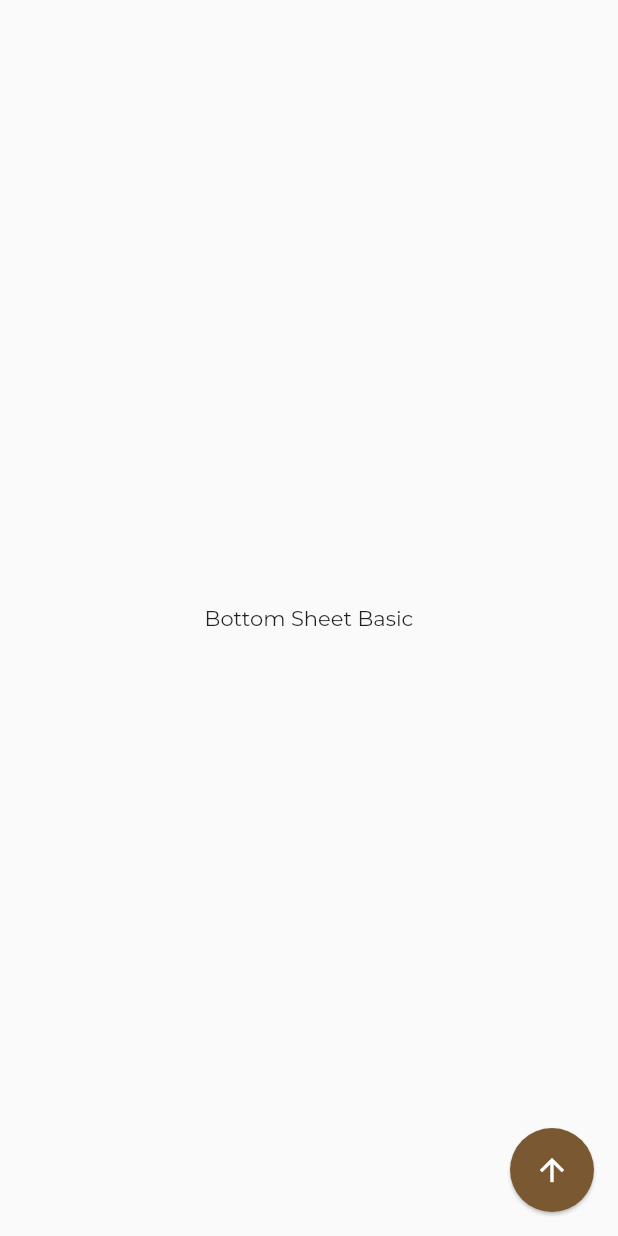
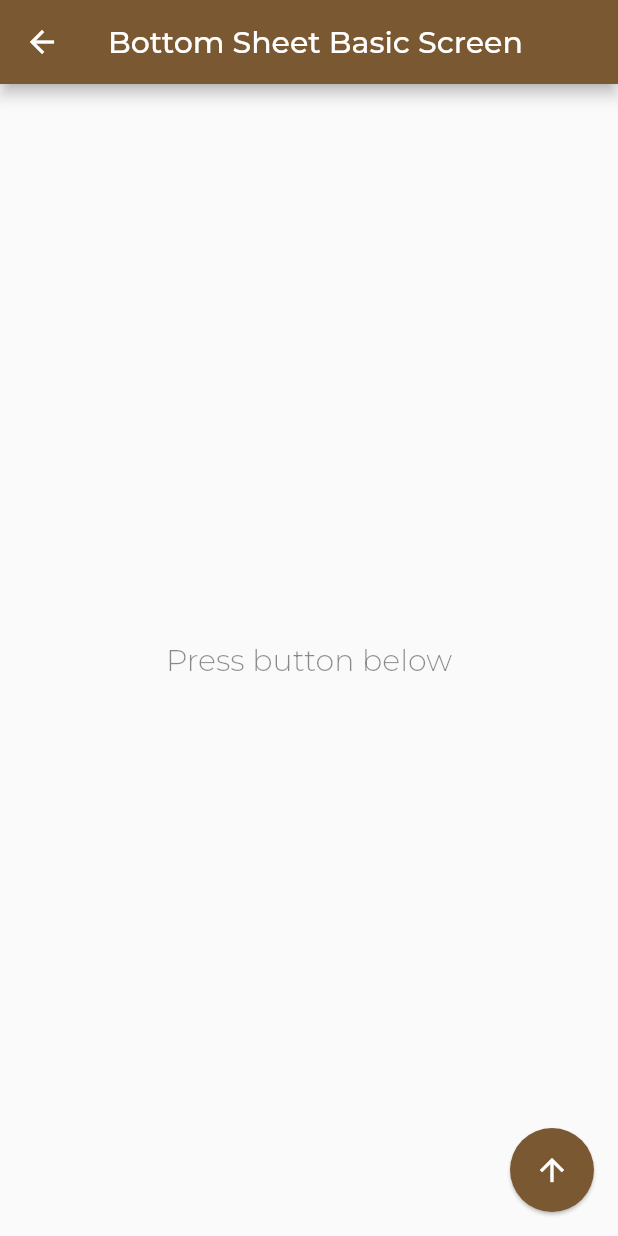
Before and after one commit to romaiswara/Flutter-Widgets, a Flutter app: the BottomSheetBasicScreen screen opened by its route, on a phone screen of 412 x 824 dp. Run offline on Flutter 3.47's test engine with Material 2 defaults, Android fonts, the phone set to English and light mode, and no system bars; project files that could hold a hidden picture were left out.

Commit message:
[fix] ui bottom sheet

```diff
--- a/lib/ui/bottom_sheet/bottom_sheet_basic_screen.dart
+++ b/lib/ui/bottom_sheet/bottom_sheet_basic_screen.dart
@@ -10,13 +10,23 @@ class BottomSheetBasicScreen extends StatelessWidget {
   @override
   Widget build(BuildContext context) {
     return Scaffold(
+      appBar: AppBar(
+        title: const Text('Bottom Sheet Basic Screen'),
+      ),
       body: const Center(
-        child: Text('Bottom Sheet Basic'),
+        child: Text(
+          'Press button below',
+          style: TextStyle(
+            fontSize: 20,
+            fontWeight: FontWeight.w300,
+            color: Colors.black45,
+          ),
+        ),
       ),
       floatingActionButton: FloatingActionButton(
         backgroundColor: ThemeConfig.theme.primaryColor,
         elevation: 1,
-        child: Icon(
+        child: const Icon(
           Icons.arrow_upward,
           color: ColorConfig.white,
         ),
```
Also changed, not shown: lib/ui/bottom_sheet/bottom_sheet_filter_screen.dart (+12 -2 lines), lib/ui/bottom_sheet/bottom_sheet_list_screen.dart (+12 -2 lines), lib/ui/bottom_sheet/bottom_sheet_menu_screen.dart (+12 -2 lines).
